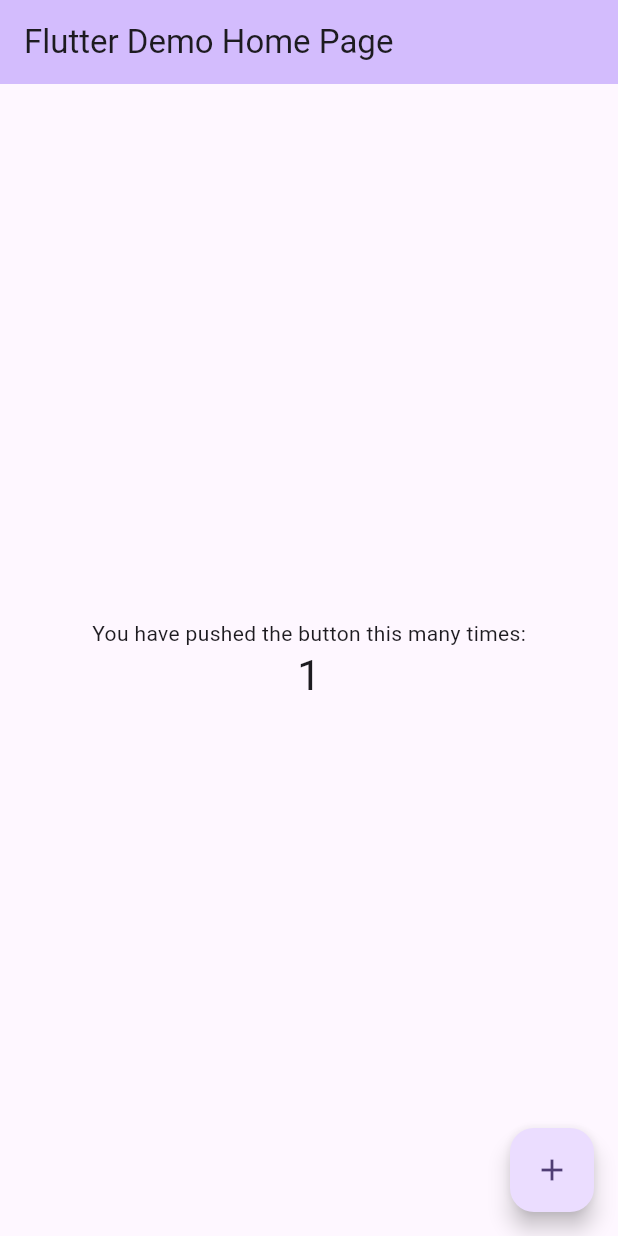
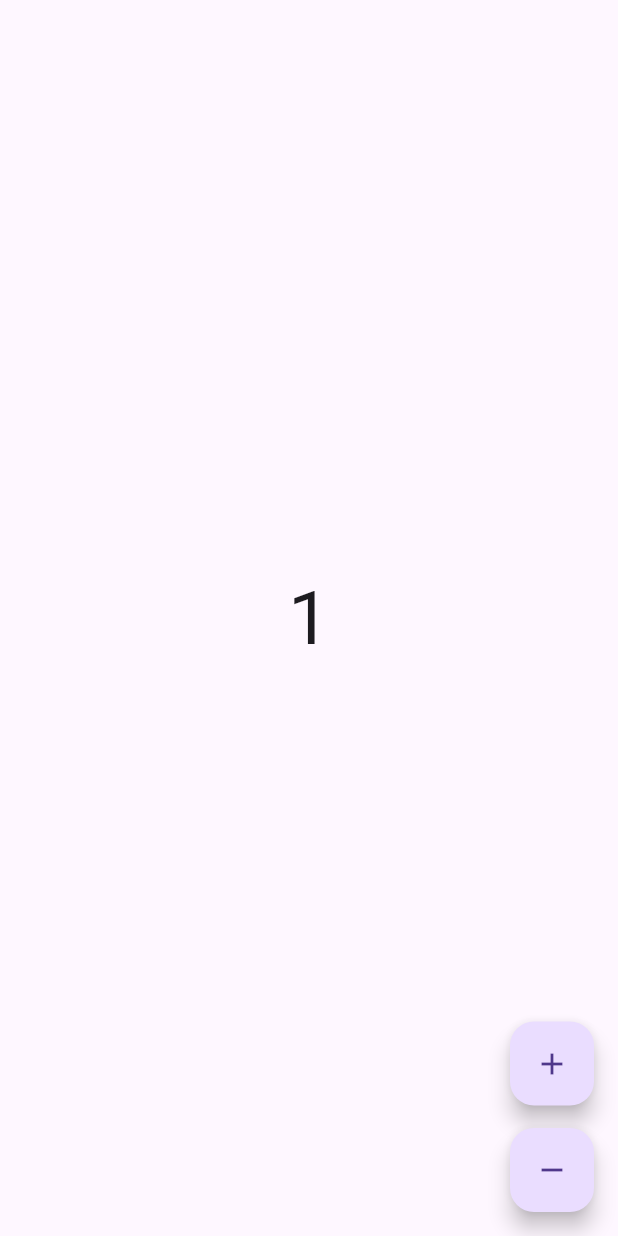
Before and after one commit to Sumaiya-Mollika/counter_using_bloc, a Flutter app: the screen it shows after launch, after a tap on the "add" icon, on a phone screen of 412 x 824 dp. Run offline on Flutter 3.47's test engine with Material 3 defaults, Android fonts, the phone set to English and light mode, and no system bars; our stand-ins replace flutter_bloc.

Commit message:
counter using bloc

```diff
--- /dev/null
+++ b/lib/counter/counter_cubit.dart
@@ -0,0 +1,8 @@
+import 'package:flutter_bloc/flutter_bloc.dart';
+
+class CounterCubit extends Cubit<int>{
+  CounterCubit(super.initialState);
+
+ void increment()=>emit(state+1);
+ void decrement()=>emit(state-1);
+}
--- /dev/null
+++ b/lib/counter/counter_page.dart
@@ -0,0 +1,17 @@
+import 'package:counter_using_bloc/counter/counter_cubit.dart';
+import 'package:flutter/material.dart';
+import 'package:flutter_bloc/flutter_bloc.dart';
+
+import 'counter_view.dart';
+
+class CounterPage extends StatelessWidget {
+  const CounterPage({super.key});
+
+  @override
+  Widget build(BuildContext context) {
+    return  BlocProvider(
+      create: (context) => CounterCubit(0),
+      child: CounterView(),
+    );
+  }
+}
--- /dev/null
+++ b/lib/counter/counter_view.dart
@@ -0,0 +1,36 @@
+import 'package:counter_using_bloc/counter/counter_cubit.dart';
+import 'package:flutter/material.dart';
+import 'package:flutter_bloc/flutter_bloc.dart';
+
+class CounterView extends StatelessWidget {
+  const CounterView({super.key});
+
+  @override
+  Widget build(BuildContext context) {
+    return Scaffold(
+      body: BlocBuilder<CounterCubit, int>(builder: (context, state) {
+        return Center(
+          child: Text(
+            state.toString(),
+            style: TextStyle(fontSize: 50),
+          ),
+        );
+      }),
+      floatingActionButton: Column(
+        crossAxisAlignment: CrossAxisAlignment.end,
+        mainAxisAlignment: MainAxisAlignment.end,
+        spacing: 15,
+        children: [
+          FloatingActionButton(
+            onPressed: context.read<CounterCubit>().increment,
+            child: Icon(Icons.add),
+          ),
+          FloatingActionButton(
+            onPressed: context.read<CounterCubit>().decrement,
+            child: Icon(Icons.remove),
+          ),
+        ],
+      ),
+    );
+  }
+}
--- a/lib/main.dart
+++ b/lib/main.dart
@@ -1,3 +1,4 @@
+import 'package:counter_using_bloc/counter/counter_page.dart';
 import 'package:flutter/material.dart';
 
 void main() {
@@ -7,119 +8,11 @@
 class MyApp extends StatelessWidget {
   const MyApp({super.key});
 
-  // This widget is the root of your application.
   @override
   Widget build(BuildContext context) {
-    return MaterialApp(
-      title: 'Flutter Demo',
-      theme: ThemeData(
-        // This is the theme of your application.
-        //
-        // TRY THIS: Try running your application with "flutter run". You'll see
-        // the application has a purple toolbar. Then, without quitting the app,
-        // try changing the seedColor in the colorScheme below to Colors.green
-        // and then invoke "hot reload" (save your changes or press the "hot
-        // reload" button in a Flutter-supported IDE, or press "r" if you used
-        // the command line to start the app).
-        //
-        // Notice that the counter didn't reset back to zero; the application
-        // state is not lost during the reload. To reset the state, use hot
-        // restart instead.
-        //
-        // This works for code too, not just values: Most code changes can be
-        // tested with just a hot reload.
-        colorScheme: ColorScheme.fromSeed(seedColor: Colors.deepPurple),
-        useMaterial3: true,
-      ),
-      home: const MyHomePage(title: 'Flutter Demo Home Page'),
+    return  MaterialApp(
+      debugShowCheckedModeBanner: false,
+      home: CounterPage(),
     );
   }
 }
-
-class MyHomePage extends StatefulWidget {
-  const MyHomePage({super.key, required this.title});
-
-  // This widget is the home page of your application. It is stateful, meaning
-  // that it has a State object (defined below) that contains fields that affect
-  // how it looks.
-
-  // This class is the configuration for the state. It holds the values (in this
-  // case the title) provided by the parent (in this case the App widget) and
-  // used by the build method of the State. Fields in a Widget subclass are
-  // always marked "final".
-
-  final String title;
-
-  @override
-  State<MyHomePage> createState() => _MyHomePageState();
-}
-
-class _MyHomePageState extends State<MyHomePage> {
-  int _counter = 0;
-
-  void _incrementCounter() {
-    setState(() {
-      // This call to setState tells the Flutter framework that something has
-      // changed in this State, which causes it to rerun the build method below
-      // so that the display can reflect the updated values. If we changed
-      // _counter without calling setState(), then the build method would not be
-      // called again, and so nothing would appear to happen.
-      _counter++;
-    });
-  }
-
-  @override
-  Widget build(BuildContext context) {
-    // This method is rerun every time setState is called, for instance as done
-    // by the _incrementCounter method above.
-    //
-    // The Flutter framework has been optimized to make rerunning build methods
-    // fast, so that you can just rebuild anything that needs updating rather
-    // than having to individually change instances of widgets.
-    return Scaffold(
-      appBar: AppBar(
-        // TRY THIS: Try changing the color here to a specific color (to
-        // Colors.amber, perhaps?) and trigger a hot reload to see the AppBar
-        // change color while the other colors stay the same.
-        backgroundColor: Theme.of(context).colorScheme.inversePrimary,
-        // Here we take the value from the MyHomePage object that was created by
-        // the App.build method, and use it to set our appbar title.
-        title: Text(widget.title),
-      ),
-      body: Center(
-        // Center is a layout widget. It takes a single child and positions it
-        // in the middle of the parent.
-        child: Column(
-          // Column is also a layout widget. It takes a list of children and
-          // arranges them vertically. By default, it sizes itself to fit its
-          // children horizontally, and tries to be as tall as its parent.
-          //
-          // Column has various properties to control how it sizes itself and
-          // how it positions its children. Here we use mainAxisAlignment to
-          // center the children vertically; the main axis here is the vertical
-          // axis because Columns are vertical (the cross axis would be
-          // horizontal).
-          //
-          // TRY THIS: Invoke "debug painting" (choose the "Toggle Debug Paint"
-          // action in the IDE, or press "p" in the console), to see the
-          // wireframe for each widget.
-          mainAxisAlignment: MainAxisAlignment.center,
-          children: <Widget>[
-            const Text(
-              'You have pushed the button this many times:',
-            ),
-            Text(
-              '$_counter',
-              style: Theme.of(context).textTheme.headlineMedium,
-            ),
-          ],
-        ),
-      ),
-      floatingActionButton: FloatingActionButton(
-        onPressed: _incrementCounter,
-        tooltip: 'Increment',
-        child: const Icon(Icons.add),
-      ), // This trailing comma makes auto-formatting nicer for build methods.
-    );
-  }
-}
```
